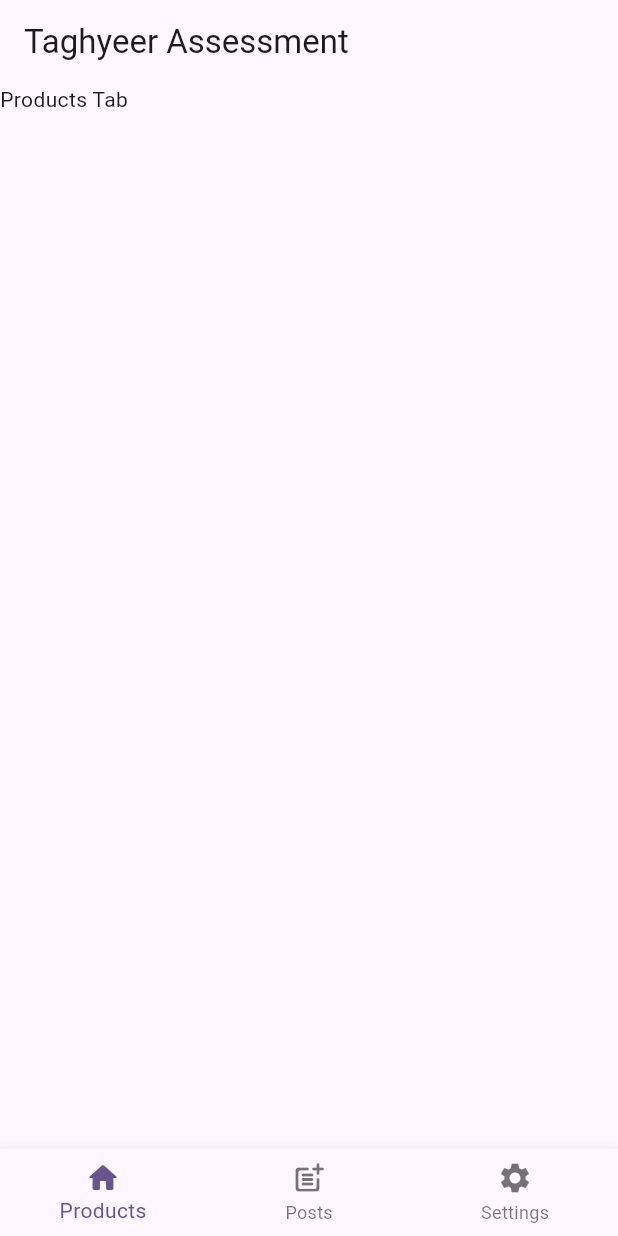
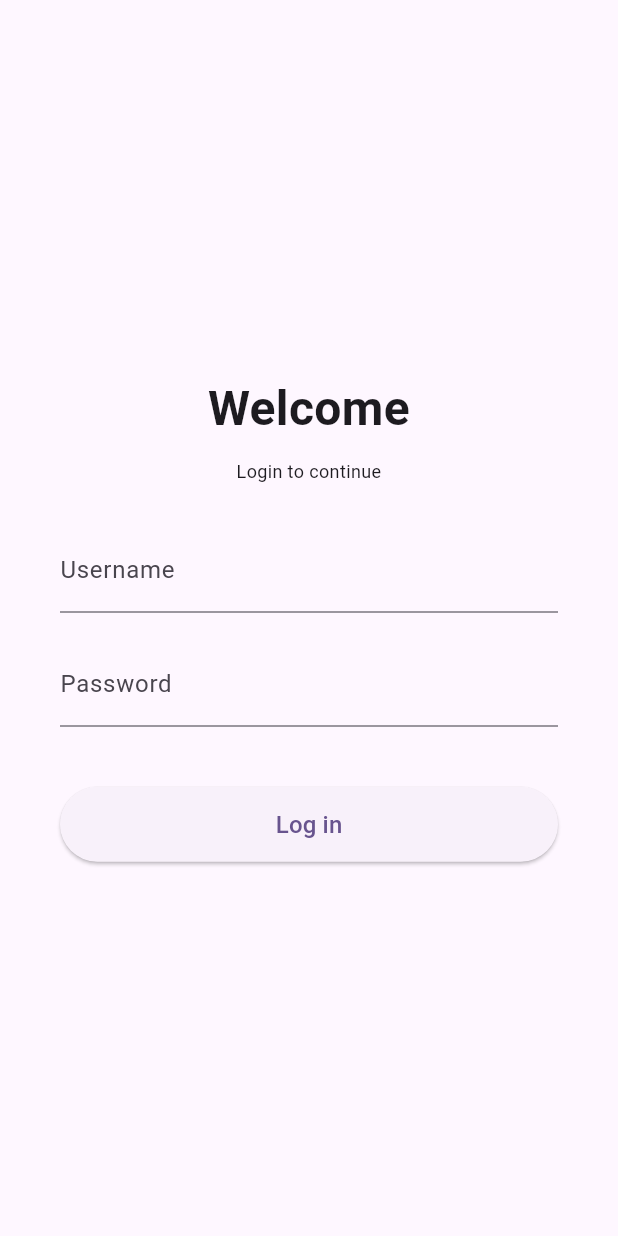
Before and after one commit to sardaarNiamotullah/taghyeer_assessment, a Flutter app: the screen it shows after launch, on a phone screen of 412 x 824 dp. Run offline on Flutter 3.47's test engine with Material 3 defaults, Android fonts, the light colour scheme and no system bars; our stand-ins replace flutter_bloc, shared_preferences.

Commit message:
feat: complete auth functionality

```diff
--- /dev/null
+++ b/lib/features/auth/bloc/auth_event.dart
@@ -0,0 +1,11 @@
+abstract class AuthEvent {}
+
+class AuthLoginRequested extends AuthEvent {
+  final String username;
+  final String password;
+  AuthLoginRequested({required this.username, required this.password});
+}
+
+class AuthCheckCacheRequested extends AuthEvent {}
+
+class AuthLogoutRequested extends AuthEvent {}
--- /dev/null
+++ b/lib/features/auth/bloc/auth_state.dart
@@ -0,0 +1,19 @@
+import 'package:taghyeer_assessment/features/auth/model/auth_model.dart';
+
+abstract class AuthState {}
+
+class AuthInitial extends AuthState {}
+
+class AuthLoading extends AuthState {}
+
+class AuthSuccess extends AuthState {
+  final AuthModel user;
+  AuthSuccess(this.user);
+}
+
+class AuthFailure extends AuthState {
+  final String message;
+  AuthFailure(this.message);
+}
+
+class AuthLoggedOut extends AuthState {}
--- /dev/null
+++ b/lib/features/auth/model/auth_model.dart
@@ -0,0 +1,47 @@
+class AuthModel {
+  final String accessToken;
+  final String refreshToken;
+  final int id;
+  final String username;
+  final String email;
+  final String firstName;
+  final String lastName;
+  final String gender;
+  final String image;
+
+  const AuthModel({
+    required this.accessToken,
+    required this.refreshToken,
+    required this.id,
+    required this.username,
+    required this.email,
+    required this.firstName,
+    required this.lastName,
+    required this.gender,
+    required this.image,
+  });
+
+  factory AuthModel.fromJson(Map<String, dynamic> json) => AuthModel(
+    accessToken: json['accessToken'],
+    refreshToken: json['refreshToken'],
+    id: json['id'],
+    username: json['username'],
+    email: json['email'],
+    firstName: json['firstName'],
+    lastName: json['lastName'],
+    gender: json['gender'],
+    image: json['image'],
+  );
+
+  Map<String, dynamic> toJson() => {
+    'accessToken': accessToken,
+    'refreshToken': refreshToken,
+    'id': id,
+    'username': username,
+    'email': email,
+    'firstName': firstName,
+    'lastName': lastName,
+    'gender': gender,
+    'image': image,
+  };
+}
--- /dev/null
+++ b/lib/features/auth/presentation/auth_page.dart
@@ -0,0 +1,123 @@
+import 'package:flutter/material.dart';
+import 'package:flutter_bloc/flutter_bloc.dart';
+import 'package:taghyeer_assessment/features/auth/bloc/auth_bloc.dart';
+import 'package:taghyeer_assessment/features/auth/bloc/auth_event.dart';
+import 'package:taghyeer_assessment/features/auth/bloc/auth_state.dart';
+import 'package:taghyeer_assessment/features/main_scaffold.dart';
+
+class AuthPage extends StatefulWidget {
+  const AuthPage({super.key});
+
+  @override
+  State<AuthPage> createState() => _AuthPageState();
+}
+
+class _AuthPageState extends State<AuthPage> {
+  final _usernameController = TextEditingController();
+  final _passwordController = TextEditingController();
+
+  @override
+  void dispose() {
+    _usernameController.dispose();
+    _passwordController.dispose();
+    super.dispose();
+  }
+
+  @override
+  Widget build(BuildContext context) {
+    return BlocConsumer<AuthBloc, AuthState>(
+      listener: (context, state) {
+        if (state is AuthSuccess) {
+          Navigator.of(context).pushReplacement(
+            MaterialPageRoute(builder: (_) => const MainScaffold()),
+          );
+        } else if (state is AuthFailure) {
+          ScaffoldMessenger.of(context).showSnackBar(
+            SnackBar(
+              content: Text(
+                state.message,
+                style: TextStyle(color: Colors.white),
+              ),
+              backgroundColor: Colors.red,
+            ),
+          );
+        }
+      },
+      builder: (context, state) {
+        return Scaffold(
+          body: Center(
+            child: SingleChildScrollView(
+              child: Padding(
+                padding: const EdgeInsets.symmetric(horizontal: 40),
+                child: Column(
+                  crossAxisAlignment: CrossAxisAlignment.stretch,
+                  children: [
+                    /// Title
+                    const Text(
+                      'Welcome',
+                      textAlign: TextAlign.center,
+                      style: TextStyle(
+                        fontSize: 32,
+                        fontWeight: FontWeight.bold,
+                      ),
+                    ),
+
+                    const SizedBox(height: 10),
+
+                    const Text(
+                      'Login to continue',
+                      textAlign: TextAlign.center,
+                      style: TextStyle(fontSize: 12),
+                    ),
+
+                    const SizedBox(height: 30),
+
+                    /// Username
+                    TextFormField(
+                      controller: _usernameController,
+                      autocorrect: false,
+                      decoration: const InputDecoration(labelText: 'Username'),
+                    ),
+
+                    const SizedBox(height: 20),
+
+                    /// Password
+                    TextFormField(
+                      controller: _passwordController,
+                      obscureText: true,
+                      decoration: const InputDecoration(labelText: 'Password'),
+                    ),
+
+                    const SizedBox(height: 40),
+
+                    /// Login Button
+                    if (state is AuthLoading)
+                      const Center(child: CircularProgressIndicator())
+                    else
+                      SizedBox(
+                        height: 50,
+                        child: ElevatedButton(
+                          onPressed: () {
+                            context.read<AuthBloc>().add(
+                              AuthLoginRequested(
+                                username: _usernameController.text.trim(),
+                                password: _passwordController.text.trim(),
+                              ),
+                            );
+                          },
+                          child: const Text(
+                            'Log in',
+                            style: TextStyle(fontSize: 16),
+                          ),
+                        ),
+                      ),
+                  ],
+                ),
+              ),
+            ),
+          ),
+        );
+      },
+    );
+  }
+}
--- a/lib/features/home/presentation/main_scaffold.dart
+++ b/lib/features/main_scaffold.dart
@@ -1,6 +1,6 @@
 import 'package:flutter/material.dart';
 import 'package:flutter_bloc/flutter_bloc.dart';
-import 'package:taghyeer_assessment/features/home/cubit/navigation_cubit.dart';
+import 'package:taghyeer_assessment/core/cubit/navigation_cubit.dart';
 import 'package:taghyeer_assessment/features/post/presentation/posts_tab.dart';
 import 'package:taghyeer_assessment/features/products/presentation/products_tab.dart';
 import 'package:taghyeer_assessment/features/settings/settings_tab.dart';
@@ -13,8 +13,6 @@ class MainScaffold extends StatelessWidget {
   @override
   Widget build(BuildContext context) {
     return Scaffold(
-      appBar: AppBar(title: const Text('Taghyeer Assessment')),
-
       //==========================
       // Body
       //==========================
--- a/lib/main.dart
+++ b/lib/main.dart
@@ -1,9 +1,12 @@
 import 'package:flutter/material.dart';
 import 'package:flutter_bloc/flutter_bloc.dart';
+import 'package:taghyeer_assessment/core/cubit/navigation_cubit.dart';
 import 'package:taghyeer_assessment/core/theme/theme.dart';
 import 'package:taghyeer_assessment/core/theme/theme_cubit.dart';
-import 'package:taghyeer_assessment/features/home/cubit/navigation_cubit.dart';
-import 'package:taghyeer_assessment/features/home/presentation/main_scaffold.dart';
+import 'package:taghyeer_assessment/features/auth/bloc/auth_bloc.dart';
+import 'package:taghyeer_assessment/features/auth/bloc/auth_event.dart';
+import 'package:taghyeer_assessment/features/auth/repo/auth_repo.dart';
+import 'package:taghyeer_assessment/features/splash_screen.dart';
 
 void main() {
   WidgetsFlutterBinding.ensureInitialized();
@@ -19,6 +22,9 @@ class MyApp extends StatelessWidget {
       providers: [
         BlocProvider(create: (_) => ThemeCubit()),
         BlocProvider(create: (_) => NavigationCubit()),
+        BlocProvider(
+          create: (_) => AuthBloc(AuthRepo())..add(AuthCheckCacheRequested()),
+        ),
       ],
       child: BlocBuilder<ThemeCubit, ThemeMode>(
         builder: (context, themeMode) {
@@ -28,7 +34,7 @@ class MyApp extends StatelessWidget {
             theme: AppTheme.lightTheme,
             darkTheme: AppTheme.darkTheme,
             themeMode: themeMode,
-            home: const MainScaffold(),
+            home: const SplashScreen(),
           );
         },
       ),
--- a/pubspec.yaml
+++ b/pubspec.yaml
@@ -36,6 +36,7 @@ dependencies:
   cupertino_icons: ^1.0.8
   flutter_bloc: ^9.1.1
   shared_preferences: ^2.5.4
+  http: ^1.6.0
 
 dev_dependencies:
   flutter_test:
```
Also changed, not shown: lib/features/auth/bloc/auth_bloc.dart (added, +48 -0 lines), lib/features/auth/repo/auth_repo.dart (added, +47 -0 lines), lib/features/home/presentation/home_page.dart (deleted, +0 -42 lines), lib/features/products/presentation/products_tab.dart (+22 -1 lines), lib/features/settings/settings_tab.dart (+52 -17 lines), lib/features/splash_screen.dart (added, +51 -0 lines), lib/core/cubit/navigation_cubit.dart (renamed from lib/features/home/cubit/navigation_cubit.dart), lib/core/theme/theme.dart (indentation only), pubspec.lock.
